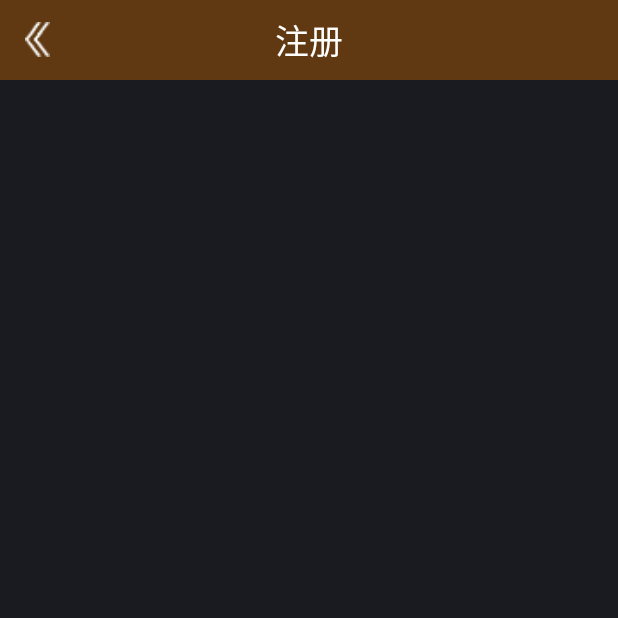
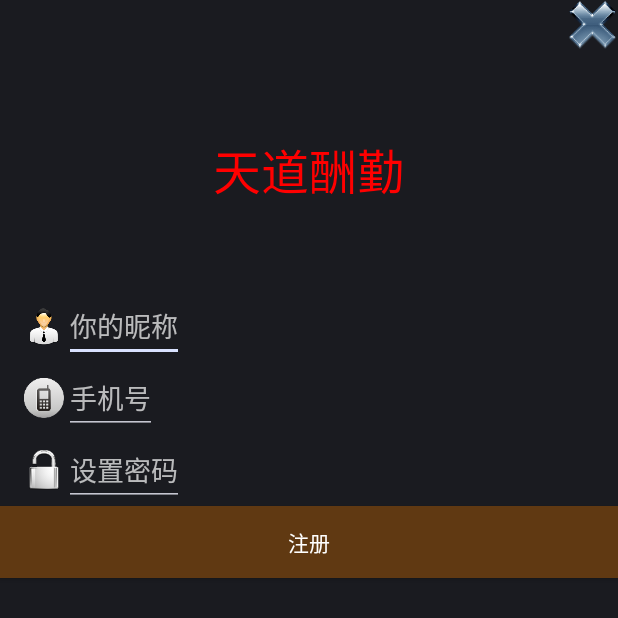
Before and after one commit to zxg1351/decorateOfMaple, an Android app: the RegisterActivity screen opened directly, with no data from a screen before it, on a phone screen of 412 x 824 dp, the top half of it. Run offline under Robolectric (Android 15) with nearby library versions, the phone set to English and light mode, and no system bars.

Commit message:
#20170510 commit

```diff
--- a/app/src/main/java/com/example/administrator/zxg/ui/ContactListActivity.java
+++ b/app/src/main/java/com/example/administrator/zxg/ui/ContactListActivity.java
@@ -146,6 +146,9 @@ public class ContactListActivity extends CommonActivity {
     public void contactSearch(View view){
         ToastUtil.showShort(ContactListActivity.this,"查询结果信息为成功");
         etSearch = et_search.getText().toString().trim();
+
+        //TODO 正常走查询接口
+
     }
 
 
--- a/app/src/main/java/com/example/administrator/zxg/ui/Login/RegisterActivity.java
+++ b/app/src/main/java/com/example/administrator/zxg/ui/Login/RegisterActivity.java
@@ -1,10 +1,13 @@
 package com.example.administrator.zxg.ui.Login;
 
 import android.os.Bundle;
+import android.view.View;
+import android.widget.EditText;
 import android.widget.TextView;
 
 import com.example.administrator.zxg.R;
 import com.example.administrator.zxg.common.CommonActivity;
+import com.example.administrator.zxg.util.ToastUtil;
 
 /**
  * @Description 注册功能
@@ -14,6 +17,7 @@ import com.example.administrator.zxg.common.CommonActivity;
 
 public class RegisterActivity extends CommonActivity {
     private TextView tv_title;
+    EditText et_password,et_user,et_telphone;
     @Override
     protected void onCreate(Bundle savedInstanceState) {
         super.onCreate(savedInstanceState);
@@ -23,9 +27,19 @@ public class RegisterActivity extends CommonActivity {
     }
 
     private void initView() {
-        tv_title =  (TextView) findViewById(R.id.tv_title);
-        tv_title.setText("注册");
+
+
+        et_user  = (EditText) findViewById(R.id.et_user);
+        et_telphone = (EditText)findViewById(R.id.et_telphone);
+        et_password =( EditText) findViewById(R.id.et_password);
 
     }
+    public void registered(View view){
+        ToastUtil.showShort(RegisterActivity.this,"注册成功");
+    }
+    public void cancel(View view){
+        ToastUtil.showShort(RegisterActivity.this,"关闭页面成功");
+        finish();
 
+    }
 }
--- a/app/src/main/res/layout/activity_register.xml
+++ b/app/src/main/res/layout/activity_register.xml
@@ -1,7 +1,118 @@
 <?xml version="1.0" encoding="utf-8"?>
 <LinearLayout xmlns:android="http://schemas.android.com/apk/res/android"
-    android:orientation="vertical" android:layout_width="match_parent"
-    android:layout_height="match_parent">
+    android:layout_width="match_parent"
+    android:layout_height="match_parent"
+    android:orientation="vertical">
 
-    <include layout="@layout/include_head_text"></include>
+
+    <LinearLayout
+        android:layout_width="match_parent"
+        android:layout_height="wrap_content"
+        android:orientation="vertical">
+        <LinearLayout
+            android:layout_width="match_parent"
+            android:layout_height="wrap_content"
+            android:gravity="right"
+            android:orientation="horizontal">
+            <ImageView
+                android:layout_width="50px"
+                android:layout_height="50px"
+                android:clickable="true"
+                android:onClick="cancel"
+                android:src="@mipmap/icon_cancel"
+                />
+        </LinearLayout>
+
+
+        <TextView
+            android:layout_width="match_parent"
+            android:layout_height="240px"
+            android:text="天道酬勤"
+            android:gravity="center"
+            android:textColor="@color/red"
+            android:textSize="@dimen/test_size"/>
+
+    </LinearLayout>
+
+    <LinearLayout
+        android:layout_width="match_parent"
+        android:layout_height="wrap_content"
+        android:orientation="vertical">
+
+        <LinearLayout
+            android:layout_width="match_parent"
+            android:layout_height="wrap_content"
+            android:layout_marginLeft="24px"
+            android:orientation="horizontal">
+
+            <ImageView
+                android:id="@+id/iv_user"
+                android:layout_width="40px"
+                android:layout_height="40px"
+                android:layout_gravity="center"
+                android:src="@mipmap/icon_user"
+                android:scaleType="fitXY"/>
+
+            <EditText
+                android:id="@+id/et_user"
+                android:layout_width="wrap_content"
+                android:layout_height="wrap_content"
+                android:hint="你的昵称" />
+
+        </LinearLayout>
+
+
+        <LinearLayout
+            android:layout_width="match_parent"
+            android:layout_height="wrap_content"
+            android:layout_marginLeft="24px"
+            android:orientation="horizontal">
+
+            <ImageView
+                android:id="@+id/iv_telphone"
+                android:layout_width="40px"
+                android:layout_height="40px"
+                android:layout_gravity="center"
+                android:src="@mipmap/icon_telphone"
+                android:scaleType="fitXY"/>
+
+            <EditText
+                android:id="@+id/et_telphone"
+                android:layout_width="wrap_content"
+                android:layout_height="wrap_content"
+                android:hint="手机号" />
+
+        </LinearLayout>
+
+        <LinearLayout
+            android:layout_width="match_parent"
+            android:layout_height="wrap_content"
+            android:layout_marginLeft="24px"
+            android:orientation="horizontal">
+
+            <ImageView
+                android:id="@+id/iv_password"
+                android:layout_width="40px"
+                android:layout_height="40px"
+                android:src="@mipmap/icon_password"
+                android:layout_gravity="center"
+                android:scaleType="fitXY"/>
+
+            <EditText
+                android:id="@+id/et_password"
+                android:layout_width="wrap_content"
+                android:layout_height="wrap_content"
+                android:hint="设置密码" />
+
+        </LinearLayout>
+    </LinearLayout>
+
+
+    <Button
+        android:layout_width="match_parent"
+        android:layout_height="wrap_content"
+        android:background="@color/coffee"
+        android:onClick="registered"
+        android:text="注册"
+        android:textColor="@color/white" />
 </LinearLayout>
--- a/app/src/main/res/values/strings.xml
+++ b/app/src/main/res/values/strings.xml
@@ -1,6 +1,6 @@
 <resources>
     <!--<string name="app_name">枫之家</string>-->
-    <string name="app_name">baisha</string>
+    <string name="app_name">天道酬勤</string>
     <string name="title_login">登录</string>
     <string name="input_userName">请输入用户名</string>
     <string name="input_userName_length">用户名输入长度过短</string>
```
Also changed, not shown: app/src/main/res/mipmap-xxhdpi/icon_cancel.png (added), app/src/main/res/mipmap-xxhdpi/icon_password.png (added), app/src/main/res/mipmap-xxhdpi/icon_telphone.png (added), app/src/main/res/mipmap-xxhdpi/icon_user.png (added).
